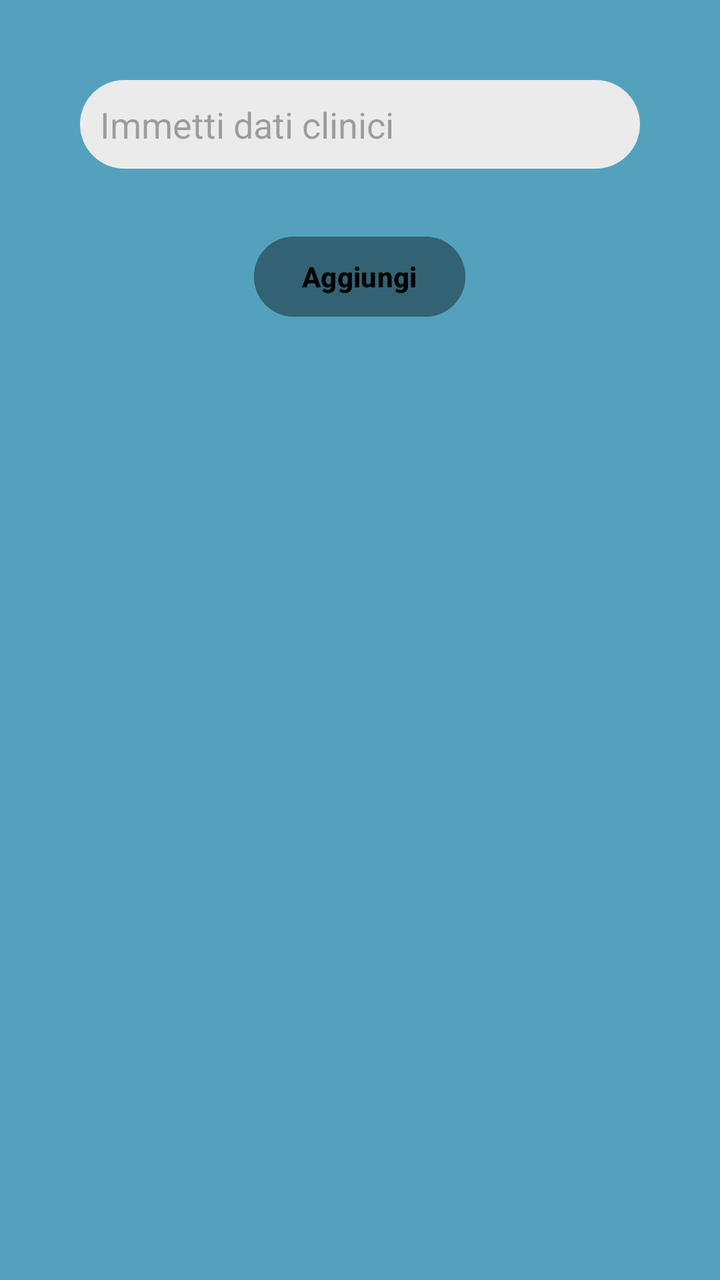
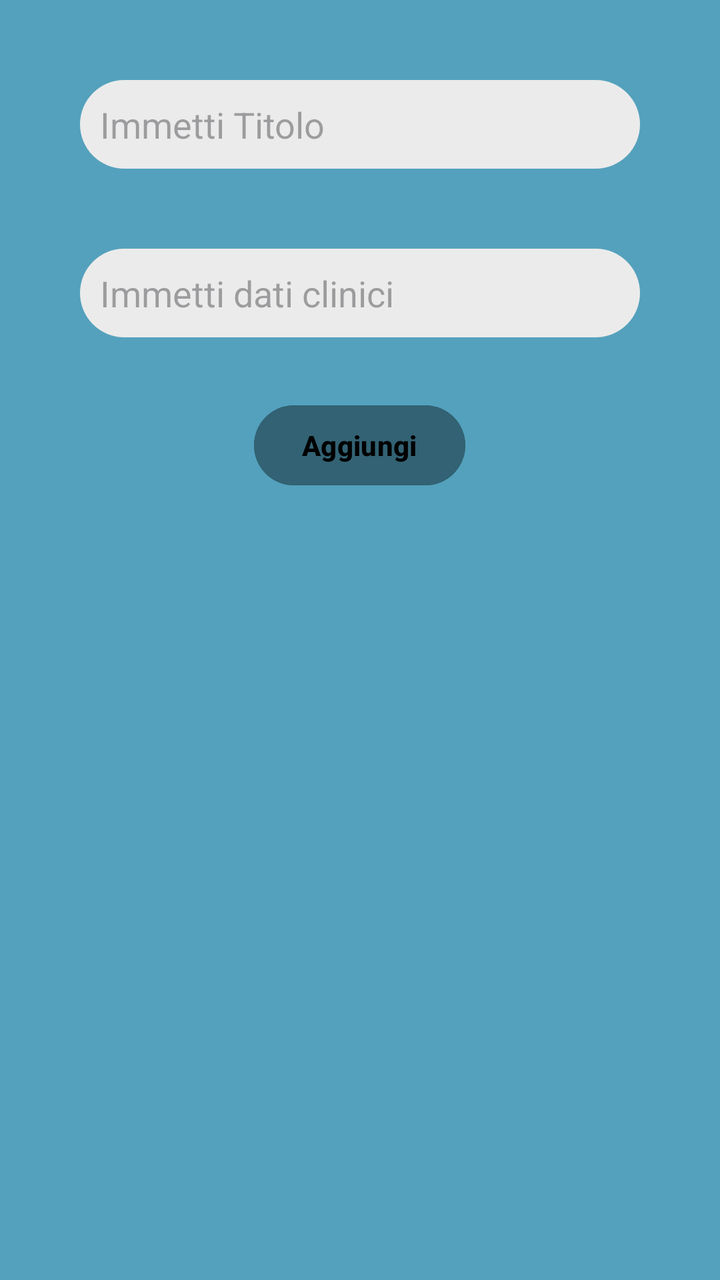

Two renders of the same Android screen: before a commit and after it. Below are the layout's source before the change and the commit's diff.
<!-- AndroidManifest.xml: application theme Theme.AppPet -->
<!-- res/layout/add_new_clinic_data_layout.xml -->
<?xml version="1.0" encoding="utf-8"?>
<LinearLayout xmlns:android="http://schemas.android.com/apk/res/android"
    android:layout_width="match_parent"
    android:layout_height="wrap_content"
    android:orientation="vertical"
    android:background="@color/lightblue"
    android:padding="20dp">

    <EditText
        android:id="@+id/dataName"
        android:background="@drawable/edit_text_background"
        android:layout_width="match_parent"
        android:layout_height="wrap_content"
        android:layout_margin="20dp"
        android:padding="10dp"
        android:hint="Immetti dati clinici"
        android:inputType="textShortMessage"/>


    <Button
        android:id="@+id/addData"
        android:layout_width="wrap_content"
        android:layout_height="wrap_content"
        android:text="Aggiungi"
        android:layout_gravity="center"
        android:layout_margin="10dp"
        android:textAllCaps="false"
        android:textStyle="bold"
        android:backgroundTint="@color/Blu_base"
        android:textColor="@color/black"/>

</LinearLayout>
<!-- resources referenced by this layout -->
<resources>
  <color name="Blu_base">#326273</color>
  <color name="black">#FF000000</color>
  <color name="lightblue">#54A1BD</color>
  <!-- drawable edit_text_background (drawable) -->
  <?xml version="1.0" encoding="utf-8"?>
  <shape xmlns:android="http://schemas.android.com/apk/res/android"
      android:shape="rectangle">
  
      <solid
          android:color="@color/sfondo_search"/>
  
      <corners
          android:radius="50dp"/>
  </shape>
  <style name="Theme.AppPet" parent="Base.Theme.AppPet" />
  <color name="sfondo_search">#EBEBEB</color>
  <style name="Base.Theme.AppPet" parent="Theme.Material3.DayNight.NoActionBar">
          
          
      </style>
</resources>

<!-- the commit's change to res/layout/add_new_clinic_data_layout.xml (unified diff, before → after) -->
@@ -5,6 +5,16 @@
     android:orientation="vertical"
     android:background="@color/lightblue"
     android:padding="20dp">
+
+    <EditText
+        android:id="@+id/dataTitle"
+        android:background="@drawable/edit_text_background"
+        android:layout_width="match_parent"
+        android:layout_height="wrap_content"
+        android:layout_margin="20dp"
+        android:padding="10dp"
+        android:inputType="textShortMessage"
+        android:hint="Immetti Titolo"/>
 
     <EditText
         android:id="@+id/dataName"
@@ -15,6 +25,7 @@
         android:padding="10dp"
         android:hint="Immetti dati clinici"
         android:inputType="textShortMessage"/>
+
 
 
     <Button
